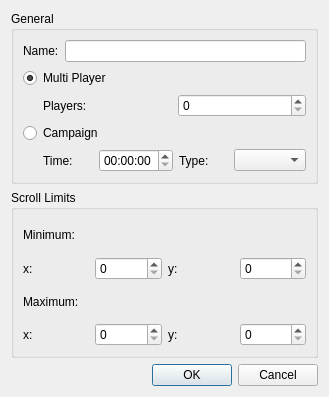
This is src/ui/MapSettingsDialog.ui in Emdek/wz-map-editor as Qt 5 draws it before an edit. The edited form follows.
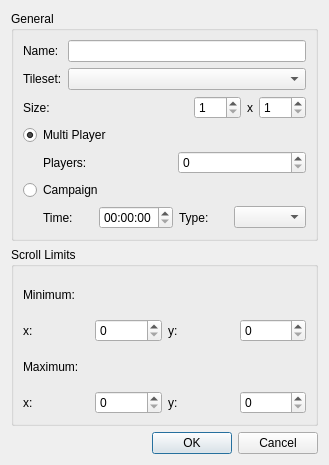
This is the edited form. Icons and pictures are not drawn.

Commit message: Make initial use of Properties / Map Settings dialog

Diff of the .ui file:
```diff
--- a/src/ui/MapSettingsDialog.ui
+++ b/src/ui/MapSettingsDialog.ui
@@ -7,7 +7,7 @@
     <x>0</x>
     <y>0</y>
     <width>329</width>
-    <height>397</height>
+    <height>465</height>
    </rect>
   </property>
   <property name="windowTitle">
@@ -25,8 +25,8 @@
      </property>
      <layout class="QVBoxLayout" name="verticalLayout_2">
       <item>
-       <layout class="QHBoxLayout" name="horizontalLayout">
-        <item>
+       <layout class="QGridLayout" name="generalLayout">
+        <item row="0" column="0">
          <widget class="QLabel" name="nameLabel">
           <property name="text">
            <string>Name:</string>
@@ -36,9 +36,78 @@
           </property>
          </widget>
         </item>
-        <item>
+        <item row="0" column="1">
          <widget class="QLineEdit" name="nameLineEdit"/>
         </item>
+        <item row="1" column="0">
+         <widget class="QLabel" name="tilesetLabel">
+          <property name="text">
+           <string>Tileset:</string>
+          </property>
+          <property name="buddy">
+           <cstring>tilesetComboBox</cstring>
+          </property>
+         </widget>
+        </item>
+        <item row="1" column="1">
+         <widget class="QComboBox" name="tilesetComboBox"/>
+        </item>
+       </layout>
+      </item>
+      <item>
+       <layout class="QHBoxLayout" name="sizeLayout">
+        <item>
+         <widget class="QLabel" name="sizeLabel">
+          <property name="sizePolicy">
+           <sizepolicy hsizetype="Expanding" vsizetype="Preferred">
+            <horstretch>0</horstretch>
+            <verstretch>0</verstretch>
+           </sizepolicy>
+          </property>
+          <property name="text">
+           <string>Size:</string>
+          </property>
+          <property name="buddy">
+           <cstring>widthSpinBox</cstring>
+          </property>
+         </widget>
+        </item>
+        <item>
+         <widget class="QSpinBox" name="widthSpinBox">
+          <property name="minimum">
+           <number>1</number>
+          </property>
+          <property name="maximum">
+           <number>255</number>
+          </property>
+         </widget>
+        </item>
+        <item>
+         <widget class="QLabel" name="xLabel">
+          <property name="sizePolicy">
+           <sizepolicy hsizetype="Minimum" vsizetype="Preferred">
+            <horstretch>0</horstretch>
+            <verstretch>0</verstretch>
+           </sizepolicy>
+          </property>
+          <property name="text">
+           <string>x</string>
+          </property>
+          <property name="buddy">
+           <cstring>heightSpinBox</cstring>
+          </property>
+         </widget>
+        </item>
+        <item>
+         <widget class="QSpinBox" name="heightSpinBox">
+          <property name="minimum">
+           <number>1</number>
+          </property>
+          <property name="maximum">
+           <number>255</number>
+          </property>
+         </widget>
+        </item>
        </layout>
       </item>
       <item>
```
Left out of the diff: 12 changed lines with no effect on the pictures. The commit also changes 9 other files.
